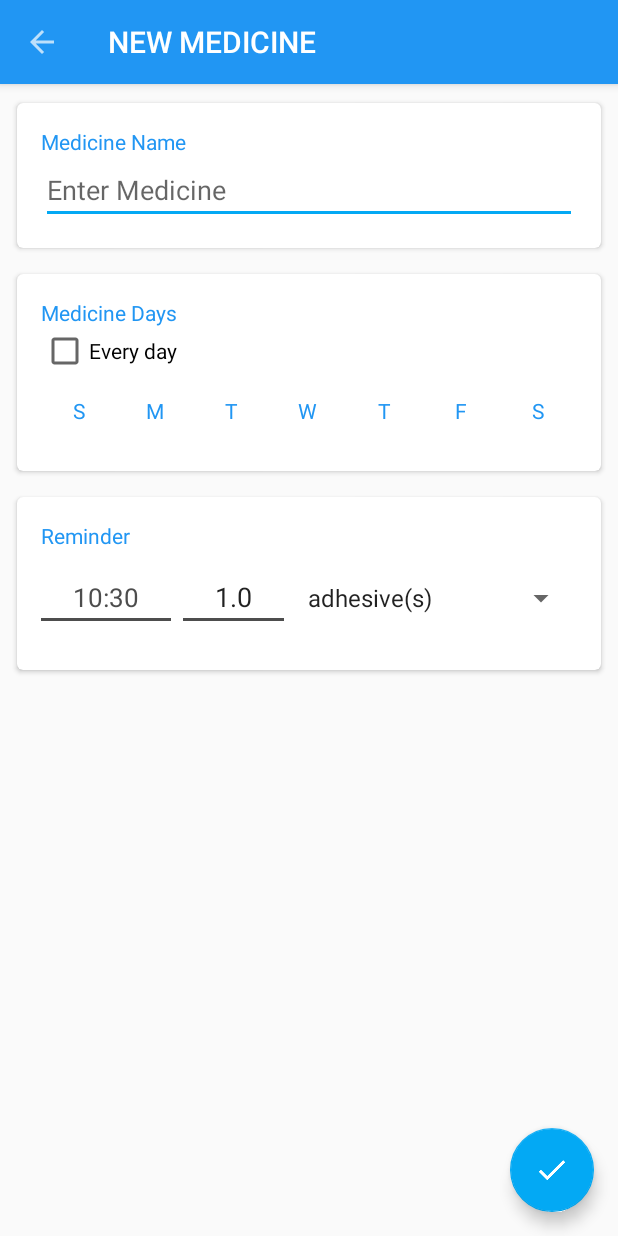
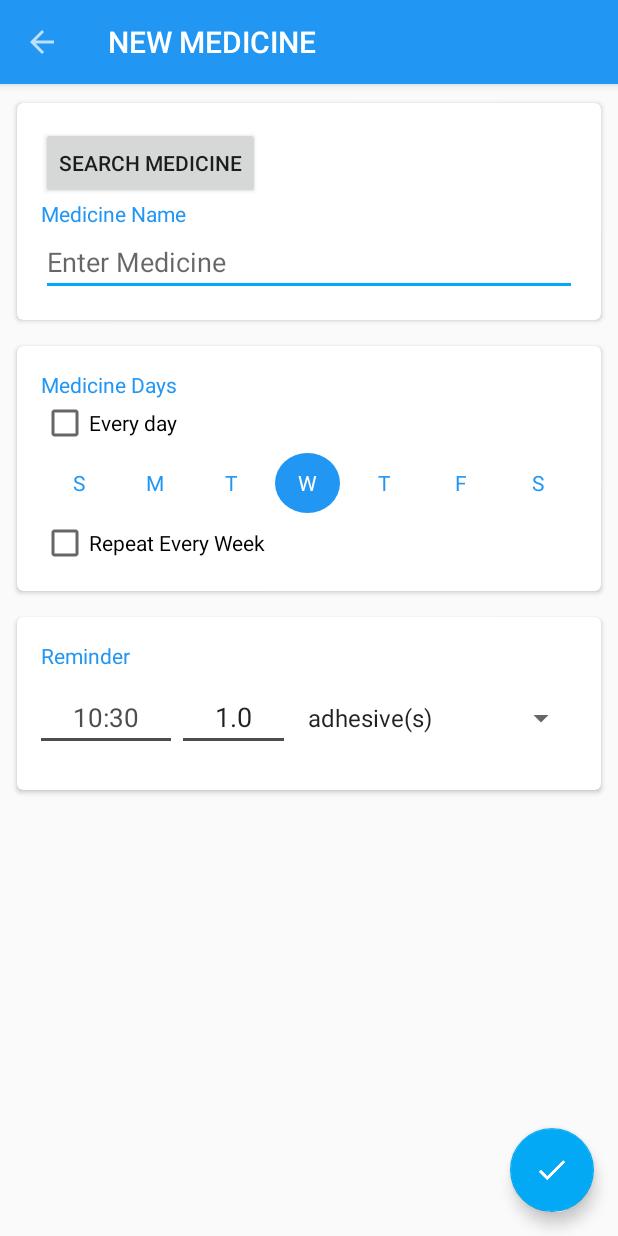
Before and after one commit to udiel2/MedicineReminder_App2, an Android app: the AddMedicineFragment screen opened directly, with no data from a screen before it, on a phone screen of 412 x 824 dp. Run offline under Robolectric (Android 15) with nearby library versions, the light colour scheme and no system bars; our stand-ins replace ButterKnife; 1 statement that could not run was skipped.

Commit message:
jsoup update + search medecine online

```diff
--- a/app/build.gradle
+++ b/app/build.gradle
@@ -57,11 +57,13 @@ android {
 
 dependencies {
     implementation fileTree(include: ['*.jar'], dir: 'libs')
+    implementation 'androidx.constraintlayout:constraintlayout:2.1.4'
     androidTestImplementation('androidx.test.espresso:espresso-core:3.1.0', {
         exclude group: 'com.android.support', module: 'support-annotations'
     })
     androidTestImplementation "junit:junit:$rootProject.ext.junitVersion"
     implementation 'androidx.appcompat:appcompat:1.1.0'
+    implementation 'org.jsoup:jsoup:1.15.4'
     implementation 'androidx.cardview:cardview:1.0.0'
     implementation 'com.google.android.material:material:1.1.0'
     implementation 'androidx.recyclerview:recyclerview:1.1.0'
--- a/app/src/main/AndroidManifest.xml
+++ b/app/src/main/AndroidManifest.xml
@@ -32,7 +32,7 @@
                 <category android:name="android.intent.category.LAUNCHER" />
             </intent-filter>
         </activity>
-        <receiver android:name=".alarm.ReminderReceiver" />
+
 
         <!-- <activity android:name=".MainActivity" /> -->
         <activity android:name=".addmedicine.AddMedicineActivity" />
--- a/app/src/main/java/com/example/MedReminder/addmedicine/AddMedicineFragment.java
+++ b/app/src/main/java/com/example/MedReminder/addmedicine/AddMedicineFragment.java
@@ -5,6 +5,7 @@ import android.app.AlarmManager;
 import android.app.PendingIntent;
 import android.app.TimePickerDialog;
 import android.content.Intent;
+import android.os.AsyncTask;
 import android.os.Bundle;
 import androidx.annotation.Nullable;
 
@@ -13,11 +14,15 @@ import com.google.android.material.floatingactionbutton.FloatingActionButton;
 import androidx.fragment.app.Fragment;
 import androidx.appcompat.widget.AppCompatCheckBox;
 import androidx.appcompat.widget.AppCompatSpinner;
+import androidx.fragment.app.FragmentManager;
+import androidx.fragment.app.FragmentTransaction;
+
 import android.util.Log;
 import android.view.LayoutInflater;
 import android.view.View;
 import android.view.ViewGroup;
 import android.widget.ArrayAdapter;
+import android.widget.Button;
 import android.widget.CheckBox;
 import android.widget.EditText;
 import android.widget.LinearLayout;
@@ -32,6 +37,7 @@ import com.example.MedReminder.data.source.Pills;
 import com.example.MedReminder.views.DayViewCheckBox;
 import com.example.MedReminder.views.RobotoBoldTextView;
 
+import java.io.IOException;
 import java.text.SimpleDateFormat;
 import java.util.Arrays;
 import java.util.Calendar;
@@ -55,6 +61,9 @@ import android.os.Build;
 
 import static android.content.Context.ALARM_SERVICE;
 
+import org.jsoup.Jsoup;
+import org.jsoup.nodes.Document;
+
 /**
  *
  */
@@ -66,8 +75,14 @@ public class AddMedicineFragment extends Fragment implements AddMedicineContract
 
     public static final String ARGUMENT_EDIT_MEDICINE_NAME = "ARGUMENT_EDIT_MEDICINE_NAME";
 
+    private AddMedicineContract.Presenter mPresenter;
     @BindView(R.id.edit_med_name)
     EditText editMedName;
+
+    private String name;
+
+    @BindView(R.id.searchb)
+    Button searchb;
 
     @BindView(R.id.every_day)
     AppCompatCheckBox everyDay;
@@ -113,7 +128,7 @@ public class AddMedicineFragment extends Fragment implements AddMedicineContract
 
     Unbinder unbinder;
 
-    private AddMedicineContract.Presenter mPresenter;
+
 
     private View rootView;
 
@@ -125,6 +140,9 @@ public class AddMedicineFragment extends Fragment implements AddMedicineContract
         fragment.setArguments(args);
         return fragment;
     }
+
+
+
 
     @Override
     public void onActivityCreated(@Nullable Bundle savedInstanceState) {
@@ -141,6 +159,26 @@ public class AddMedicineFragment extends Fragment implements AddMedicineContract
         unbinder = ButterKnife.bind(this, rootView);
         setCurrentTime();
         setSpinnerDoseUnits();
+        FloatingActionButton fab = Objects.requireNonNull(getActivity()).findViewById(R.id.fab_edit_task_done);
+//        fab.setImageResource(R.drawable.ic_done);
+//        fab.setOnClickListener(setClickListener);
+        fab.setVisibility(View.VISIBLE);
+        Bundle args = getArguments();
+        if (args != null) {
+            String medName = args.getString("medName2");
+            if(medName==null){
+                return rootView;
+            }
+            String unitName = args.getString("unitName2");
+            System.out.println("_____Back: "+medName);
+            System.out.println("_____Back: "+unitName);
+            editMedName.setText(medName.toString());
+            name=medName;
+            for(int i=0;i<doseUnitList.size() ;i++){
+
+            }
+            // עשה משהו עם הערך שנשלח, לדוגמה, הצג אותו בכמהוית
+        }
         return rootView;
     }
 
@@ -171,7 +209,31 @@ public class AddMedicineFragment extends Fragment implements AddMedicineContract
         super.onDestroyView();
         unbinder.unbind();
     }
+    @OnClick({R.id.searchb})
+    public  void On_Search_Click(){
+        FloatingActionButton fab = Objects.requireNonNull(getActivity()).findViewById(R.id.fab_edit_task_done);
+        fab.setVisibility(View.INVISIBLE);
+        System.out.println("---------------------------------------------------------Click------------------------------------------------------");
+        FragmentManager fragmentManager = getFragmentManager();
+        FragmentTransaction fragmentTransaction = fragmentManager
+                .beginTransaction();
 
+        SearchMedicineFragment fragment3 = new SearchMedicineFragment();
+        fragmentTransaction.replace(R.id.contentFrame, fragment3);
+//provide the fragment ID of your first fragment which you have given in
+//fragment_layout_example.xml file in place of first argument
+        fragmentTransaction.addToBackStack(null);
+        fragmentTransaction.commit();
+
+        SearchMedicineFragment searchMedicineFragment = new SearchMedicineFragment();
+// הצגת הפרגמנט הילד במחלקת האקטיביטי או בפרגמנט האב
+        requireActivity().getSupportFragmentManager()
+                .beginTransaction()
+                .replace(R.id.contentFrame, searchMedicineFragment)
+                .addToBackStack(null) // הוספת הפרגמנט להיסטוריה של החזרה (בדרך כלל)
+                .commit();
+
+    }
     @OnClick({ R.id.every_day, R.id.dv_monday, R.id.dv_tuesday, R.id.dv_wednesday,
             R.id.dv_thursday, R.id.dv_friday, R.id.dv_saturday, R.id.dv_sunday })
     public void onCheckboxClicked(View view) {
@@ -251,6 +313,8 @@ public class AddMedicineFragment extends Fragment implements AddMedicineContract
         showTimePicker();
     }
 
+
+
     private void showTimePicker() {
         Calendar mCurrentTime = Calendar.getInstance();
         hour = mCurrentTime.get(Calendar.HOUR_OF_DAY);
@@ -272,7 +336,18 @@ public class AddMedicineFragment extends Fragment implements AddMedicineContract
         Calendar mCurrentTime = Calendar.getInstance();
         hour = mCurrentTime.get(Calendar.HOUR_OF_DAY);
         minute = mCurrentTime.get(Calendar.MINUTE);
+        int day=mCurrentTime.get(Calendar.DAY_OF_WEEK);
+        dayOfWeekList[day]=true;
+        System.out.println("Day : "+day);
+        LinearLayout ll = (LinearLayout) rootView.findViewById(R.id.checkbox_layout);
+        for (int i = 0; i < ll.getChildCount(); i++) {
+            View v = ll.getChildAt(i);
+            if(i==day-1){
+                ((DayViewCheckBox) v).setChecked(true);
+                onCheckboxClicked(v);
+            }
 
+        }
         tvMedicineTime.setText(String.format(Locale.getDefault(), "%d:%d", hour, minute));
     }
 
@@ -449,4 +524,6 @@ public class AddMedicineFragment extends Fragment implements AddMedicineContract
             notificationManager.createNotificationChannel(channel);
         }
     }
+
+
 }
--- a/app/src/main/java/com/example/MedReminder/alarm/ReminderReceiver.java
+++ b/app/src/main/java/com/example/MedReminder/alarm/ReminderReceiver.java
@@ -21,6 +21,7 @@ public class ReminderReceiver extends Service {
     @Override
     public int onStartCommand(Intent intent, int flags, int startId) {
         // קוד טיפול בתזכורות והפעלת ההתראות ייכתב כאן
+
 
 
         // לדוגמה:
--- a/app/src/main/res/layout/fragment_add_medicine.xml
+++ b/app/src/main/res/layout/fragment_add_medicine.xml
@@ -24,6 +24,12 @@
                 android:layout_width="match_parent"
                 android:layout_height="wrap_content"
                 android:orientation="vertical">
+
+                <Button
+                    android:id="@+id/searchb"
+                    android:layout_width="wrap_content"
+                    android:layout_height="wrap_content"
+                    android:text="Search Medicine" />
 
                 <com.example.MedReminder.views.RobotoBoldTextView
                     android:layout_width="match_parent"
@@ -155,6 +161,12 @@
                         android:gravity="center"
                         android:text="S" />
                 </LinearLayout>
+
+                <androidx.appcompat.widget.AppCompatCheckBox
+                    android:id="@+id/Repeat"
+                    android:layout_width="match_parent"
+                    android:layout_height="wrap_content"
+                    android:text="Repeat Every Week" />
             </LinearLayout>
 
         </androidx.cardview.widget.CardView>
--- a/app/src/main/res/values/strings.xml
+++ b/app/src/main/res/values/strings.xml
@@ -24,4 +24,6 @@
     <string name="no_taken_med_history">You have not taken any medicine</string>
     <string name="no_ignored_history">Well Done</string>
     <string name="menu_stats">Monthly Report</string>
+    <!-- TODO: Remove or change this placeholder text -->
+    <string name="hello_blank_fragment">Hello blank fragment</string>
 </resources>
```
Also changed, not shown: 1 other file.
